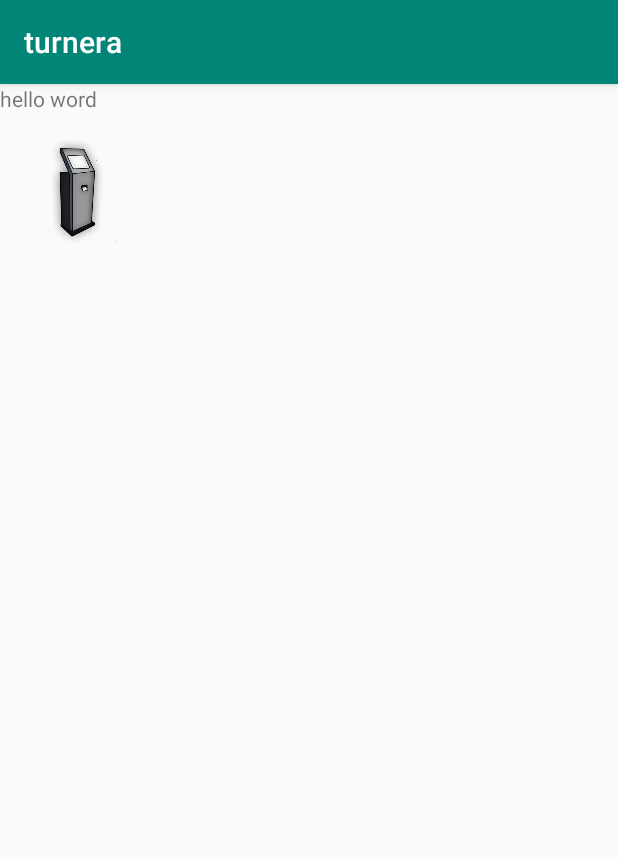
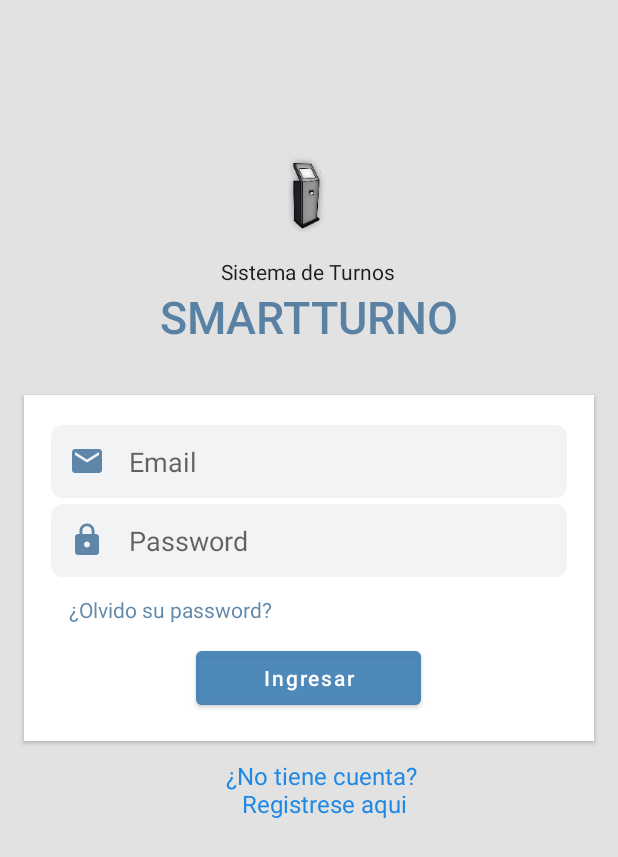
Before and after one commit to anderdavid/TurneraMVVM, an Android app: the screen it shows after launch (LoginActivity), on a phone screen of 412 x 824 dp. Shown: the top 857 px of the screen. Run offline under Robolectric (Android 15) with nearby library versions, the phone set to English and light mode, and no system bars.

Commit message:
Se diseña e implementa actividad de login modo portrait

```diff
--- a/app/src/main/AndroidManifest.xml
+++ b/app/src/main/AndroidManifest.xml
@@ -13,7 +13,10 @@
             android:theme="@style/AppTheme">
 
 
-        <activity android:name=".LoginActivity">
+        <activity
+                android:name=".LoginActivity"
+                android:screenOrientation="portrait"
+        >
             <intent-filter>
                 <action android:name="android.intent.action.MAIN"/>
 
--- a/app/src/main/res/layout/activity_login.xml
+++ b/app/src/main/res/layout/activity_login.xml
@@ -5,23 +5,144 @@
         xmlns:app="http://schemas.android.com/apk/res-auto"
         android:layout_width="match_parent"
         android:layout_height="match_parent"
-        tools:context=".LoginActivity">
-
-    <TextView
-            android:id="@+id/title"
+        tools:context=".LoginActivity"
+        android:background="@color/colorBackground"
+>
+    <RelativeLayout
+            android:id="@+id/logo"
+            android:padding="16dp"
             android:layout_width="match_parent"
             android:layout_height="wrap_content"
-            app:layout_constraintTop_toTopOf="parent"
-            android:text="hello word"
+            app:layout_constraintTop_toTopOf="parent">
+        <ImageView
+                android:id="@+id/image_view_logo"
+                android:layout_width="80dp"
+                android:layout_height="80dp"
+                android:layout_marginTop="75dp"
+                android:layout_centerHorizontal="true"
+                android:background="@mipmap/ic_turnera"
 
-    />
-    <ImageView
-            android:layout_width="wrap_content"
+        />
+        <LinearLayout
+                android:id="@+id/linearLayout1"
+                android:layout_below="@+id/image_view_logo"
+                android:layout_width="match_parent"
+                android:layout_height="wrap_content"
+                android:orientation="vertical"
+        >
+            <TextView
+                android:layout_width="wrap_content"
+                android:layout_height="wrap_content"
+                android:layout_gravity="center_horizontal"
+                android:text="@string/subtitle"
+                android:textAppearance="@style/TextAppearance.AppCompat"
+            />
+            <TextView
+                    android:layout_width="wrap_content"
+                    android:layout_height="wrap_content"
+                    android:layout_gravity="center_horizontal"
+                    android:text="@string/title"
+                    android:textAppearance="@style/TextAppearance.AppCompat"
+                    app:fontFamily="sans-serif-light"
+                    android:textStyle="bold"
+                    android:typeface="monospace"
+                    android:textColor="@color/colorPrimaryDark"
+                    android:textSize="30dp"
+                />
+        </LinearLayout>
+    </RelativeLayout>
+    <LinearLayout
+            android:id="@+id/login_form"
+            android:layout_width="match_parent"
             android:layout_height="wrap_content"
-            android:src="@mipmap/ic_turnera"
-            app:layout_constraintTop_toBottomOf="@+id/title"
+            android:orientation="vertical"
+            android:background="@color/cardview_light_background"
+            android:elevation="2dp"
+            android:padding="18dp"
+            android:layout_margin="16dp"
+            app:layout_constraintTop_toBottomOf="@+id/logo"
+            app:layout_constraintStart_toStartOf="parent"
+    >
+
+        <EditText
+
+                android:layout_width="match_parent"
+                android:layout_height="wrap_content"
+                android:hint="@string/email"
+                android:drawableLeft="@drawable/ic_email_black_24dp"
+                android:drawableTint="@color/colorPrimaryDark"
+                android:drawablePadding="16dp"
+                android:background="@drawable/edit_text_round_background"
+                android:inputType="textEmailAddress"
+                android:padding="12dp"
+                android:layout_marginTop="2dp"
+
+        />
+
+        <EditText
+
+                android:layout_width="match_parent"
+                android:layout_height="wrap_content"
+                android:hint="@string/Password"
+                android:drawableLeft="@drawable/ic_lock_black_24dp"
+                android:drawableTint="@color/colorPrimaryDark"
+                android:drawablePadding="16dp"
+                android:background="@drawable/edit_text_round_background"
+                android:inputType="textPassword"
+                android:padding="12dp"
+                android:layout_marginTop="4dp"
+
+        />
+        <TextView
+                android:layout_width="match_parent"
+                android:layout_height="wrap_content"
+                android:padding="12dp"
+                android:textColor="@color/colorPrimaryDark"
+                android:textAppearance="@style/TextAppearance.AppCompat"
+                android:text="@string/forget_password"
+        />
+        <Button
+
+                android:layout_width="150dp"
+                android:layout_height="wrap_content"
+                android:text="@string/sign_in"
+                android:layout_gravity="center_horizontal"
+                android:textAllCaps="false"
+                android:textColor="#fff"
+                android:backgroundTint="@color/colorAccent"
+
+        />
+
+    </LinearLayout>
+    <TextView
+            android:layout_width="match_parent"
+            android:layout_height="wrap_content"
+            android:layout_marginTop="12dp"
+            android:layout_marginLeft="16dp"
+            android:textAlignment="center"
+            android:textColor="@color/colorPrimary"
+            android:textSize="16dp"
+            android:text="@string/register"
+            app:layout_constraintTop_toBottomOf="@+id/login_form"
             app:layout_constraintStart_toStartOf="parent"
 
     />
 
+    <LinearLayout
+            android:layout_width="match_parent"
+            android:layout_height="wrap_content"
+            app:layout_constraintBottom_toBottomOf="parent"
+            app:layout_constraintStart_toStartOf="parent"
+    >
+        <ProgressBar
+                android:id="@+id/progress_bar"
+                android:visibility="invisible"
+                android:layout_width="match_parent"
+                android:layout_height="wrap_content"
+                android:layout_gravity="center_horizontal"
+                android:textAlignment="center"
+        />
+
+    </LinearLayout>
+
 </androidx.constraintlayout.widget.ConstraintLayout>
--- a/app/src/main/res/values/colors.xml
+++ b/app/src/main/res/values/colors.xml
@@ -1,6 +1,7 @@
 <?xml version="1.0" encoding="utf-8"?>
 <resources>
-    <color name="colorPrimary">#008577</color>
-    <color name="colorPrimaryDark">#00574B</color>
-    <color name="colorAccent">#D81B60</color>
+    <color name="colorPrimary">#1E88E5</color>
+    <color name="colorPrimaryDark">#B7235B8A</color>
+    <color name="colorAccent">#B7407FB4</color>
+    <color name="colorBackground">#e2e2e2</color>
 </resources>
--- a/app/src/main/res/values/strings.xml
+++ b/app/src/main/res/values/strings.xml
@@ -13,4 +13,13 @@
     <string name="menu_tools">Tools</string>
     <string name="menu_share">Share</string>
     <string name="menu_send">Send</string>
+
+    <string name="subtitle">Sistema de Turnos</string>
+    <string name="title">SMARTTURNO</string>
+    <string name="email">Email</string>
+    <string name="Password">Password</string>
+    <string name="sign_in">Ingresar</string>
+    <string name="forget_password">¿Olvido su password?</string>
+    <string name="register">¿No tiene cuenta?\n Registrese aqui</string>
+
 </resources>
--- a/app/src/main/res/values/styles.xml
+++ b/app/src/main/res/values/styles.xml
@@ -1,7 +1,7 @@
 <resources>
 
     <!-- Base application theme. -->
-    <style name="AppTheme" parent="Theme.AppCompat.Light.DarkActionBar">
+    <style name="AppTheme" parent="Theme.MaterialComponents.Light.NoActionBar">
         <!-- Customize your theme here. -->
         <item name="colorPrimary">@color/colorPrimary</item>
         <item name="colorPrimaryDark">@color/colorPrimaryDark</item>
```
